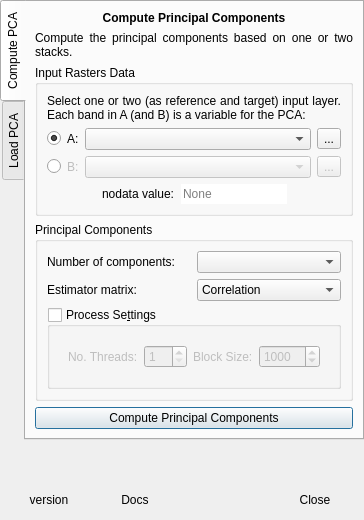
The window that ui/pca4cd_dialog.ui (SMByC/PCA4CD) describes before a commit, drawn with Qt 5.
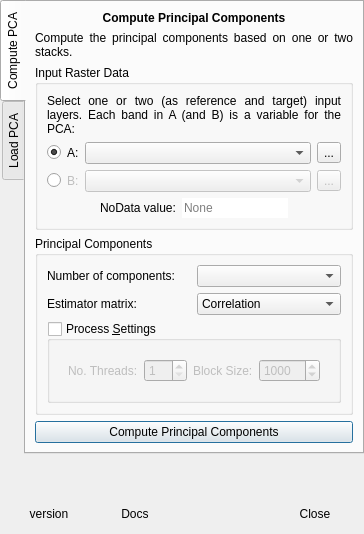
The same window after the commit. Icons and pictures are not drawn. Custom widgets are drawn as their Qt base class.

The edit to the form file:
```diff
--- a/ui/pca4cd_dialog.ui
+++ b/ui/pca4cd_dialog.ui
@@ -85,13 +85,13 @@
        <item>
         <widget class="QGroupBox" name="QGBox_InputData">
          <property name="title">
-          <string>Input Rasters Data</string>
+          <string>Input Raster Data</string>
          </property>
          <layout class="QVBoxLayout" name="verticalLayout_3">
           <item>
            <widget class="QLabel" name="label_5">
             <property name="text">
-             <string>Select one or two (as reference and target) input layer. Each band in A (and B) is a variable for the PCA:</string>
+             <string>Select one or two (as reference and target) input layers. Each band in A (and B) is a variable for the PCA:</string>
             </property>
             <property name="alignment">
              <set>Qt::AlignJustify|Qt::AlignVCenter</set>
@@ -296,7 +296,7 @@
              <item>
               <widget class="QLabel" name="label_8">
                <property name="text">
-                <string>nodata value:</string>
+                <string>NoData value:</string>
                </property>
               </widget>
              </item>
@@ -408,7 +408,7 @@
           <item>
            <widget class="QGroupBox" name="groupBox_2">
             <property name="title">
-             <string>Process Se&amp;ttings</string>
+             <string>Process &amp;Settings</string>
             </property>
             <property name="checkable">
              <bool>true</bool>
```
Left out of the diff: 8 changed lines with no effect on the pictures.
